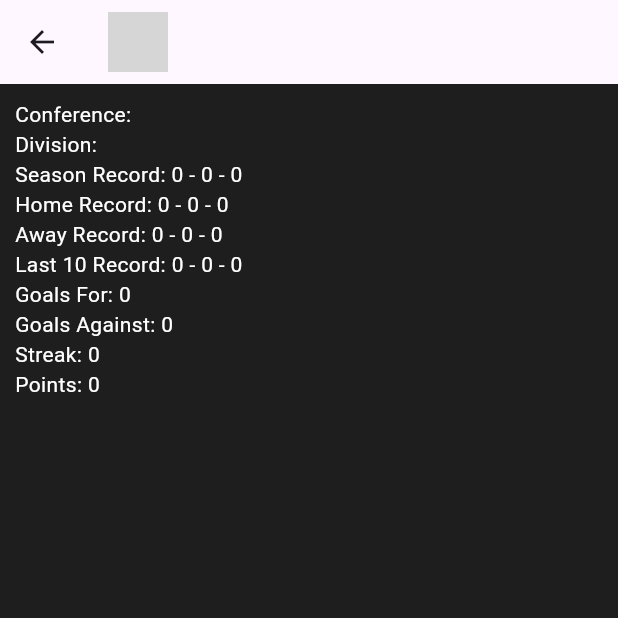
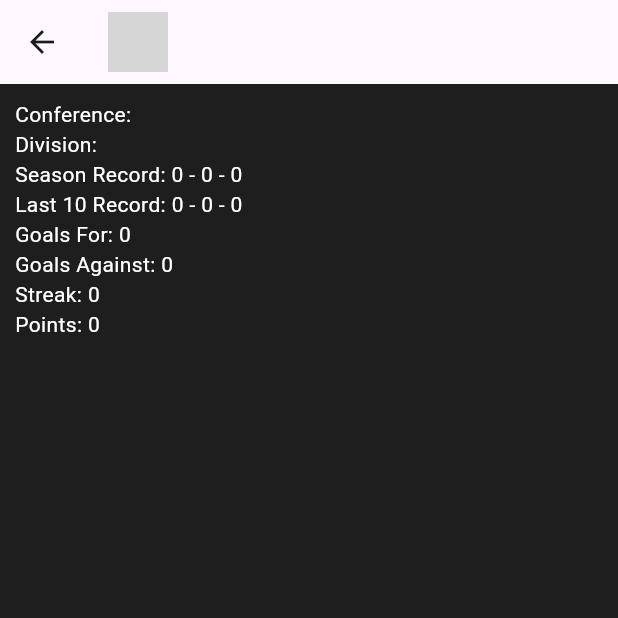
Before and after one commit to mardeyar/StatSense, a Flutter app: the TeamDetails screen opened directly with empty values, on a phone screen of 412 x 824 dp, the top half of it. Run offline on Flutter 3.47's test engine with Material 3 defaults, Android fonts, the phone set to English and light mode, and no system bars; network calls fail; statements that could not run were skipped; grey boxes are pictures that could not be loaded.

Commit message:
Removed some attributes

```diff
--- a/lib/UI/teamdetails.dart
+++ b/lib/UI/teamdetails.dart
@@ -33,8 +33,6 @@ class TeamDetails extends StatelessWidget {
             Text('Conference: ${team.conference}', style: TextStyle(color: Colors.white)),
             Text('Division: ${team.division}', style: TextStyle(color: Colors.white)),
             Text('Season Record: ${team.totalWins} - ${team.totalLosses} - ${team.totalOTL}', style: TextStyle(color: Colors.white)),
-            Text('Home Record: ${team.homeWins} - ${team.homeLosses} - ${team.homeOTL}', style: TextStyle(color: Colors.white)),
-            Text('Away Record: ${team.roadWins} - ${team.roadLosses} - ${team.roadOTL}', style: TextStyle(color: Colors.white)),
             Text('Last 10 Record: ${team.last10Wins} - ${team.last10Losses} - ${team.last10OTL}', style: TextStyle(color: Colors.white)),
             Text('Goals For: ${team.goalsFor}', style: TextStyle(color: Colors.white)),
             Text('Goals Against: ${team.goalsAgainst}', style: TextStyle(color: Colors.white)),
--- a/lib/model/team.dart
+++ b/lib/model/team.dart
@@ -7,12 +7,6 @@ class Team {
   int goalDiff;
   int goalsAgainst;
   int goalsFor;
-  int homeGoalDiff;
-  int homeGoalsAgainst;
-  int homeGoalsFor;
-  int homeLosses;
-  int homeWins;
-  int homeOTL;
   int last10GoalDiff;
   int last10GoalsFor;
   int last10GoalsAgainst;
@@ -23,12 +17,6 @@ class Team {
   int totalLosses;
   int totalWins;
   int totalOTL;
-  int roadGoalDiff;
-  int roadGoalsAgainst;
-  int roadGoalsFor;
-  int roadLosses;
-  int roadWins;
-  int roadOTL;
   String streakCode;
   int streakCount;
   List<String> gameDates = [];
@@ -36,7 +24,6 @@ class Team {
   double streamerScore;
   int totalGames;
   int offDays;
-
 
   /*
   * Don't want to be required to use each and every one of these parameters
@@ -52,12 +39,6 @@ class Team {
     this.goalDiff = 0,
     this.goalsAgainst = 0,
     this.goalsFor = 0,
-    this.homeGoalDiff = 0,
-    this.homeGoalsAgainst = 0,
-    this.homeGoalsFor = 0,
-    this.homeLosses = 0,
-    this.homeWins = 0,
-    this.homeOTL = 0,
     this.last10GoalDiff = 0,
     this.last10GoalsFor = 0,
     this.last10GoalsAgainst = 0,
@@ -68,12 +49,6 @@ class Team {
     this.totalLosses = 0,
     this.totalWins = 0,
     this.totalOTL = 0,
-    this.roadGoalDiff = 0,
-    this.roadGoalsAgainst = 0,
-    this.roadGoalsFor = 0,
-    this.roadLosses = 0,
-    this.roadWins = 0,
-    this.roadOTL = 0,
     this.streakCode = '',
     this.streakCount = 0,
     this.trendScore = 0.0,
@@ -98,12 +73,6 @@ class Team {
       'goalDiff': goalDiff,
       'goalsAgainst': goalsAgainst,
       'goalsFor': goalsFor,
-      'homeGoalDiff': homeGoalDiff,
-      'homeGoalsAgainst': homeGoalsAgainst,
-      'homeGoalsFor': homeGoalsFor,
-      'homeLosses': homeLosses,
-      'homeWins': homeWins,
-      'homeOTL': homeOTL,
       'last10GoalDiff': last10GoalDiff,
       'last10GoalsFor': last10GoalsFor,
       'last10GoalsAgainst': last10GoalsAgainst,
@@ -114,12 +83,6 @@ class Team {
       'totalLosses': totalLosses,
       'totalWins': totalWins,
       'totalOTL': totalOTL,
-      'roadGoalDiff': roadGoalDiff,
-      'roadGoalsAgainst': roadGoalsAgainst,
-      'roadGoalsFor': roadGoalsFor,
-      'roadLosses': roadLosses,
-      'roadWins': roadWins,
-      'roadOTL': roadOTL,
       'streakCode': streakCode,
       'streakCount': streakCount,
       'gameDates': gameDates,
@@ -140,12 +103,6 @@ class Team {
       goalDiff: json['goalDiff'],
       goalsAgainst: json['goalsAgainst'],
       goalsFor: json['goalsFor'],
-      homeGoalDiff: json['homeGoalDiff'],
-      homeGoalsAgainst: json['homeGoalsAgainst'],
-      homeGoalsFor: json['homeGoalsFor'],
-      homeLosses: json['homeLosses'],
-      homeWins: json['homeWins'],
-      homeOTL: json['homeOTL'],
       last10GoalDiff: json['last10GoalDiff'],
       last10GoalsFor: json['last10GoalsFor'],
       last10GoalsAgainst: json['last10GoalsAgainst'],
@@ -156,12 +113,6 @@ class Team {
       totalLosses: json['totalLosses'],
       totalWins: json['totalWins'],
       totalOTL: json['totalOTL'],
-      roadGoalDiff: json['roadGoalDiff'],
-      roadGoalsAgainst: json['roadGoalsAgainst'],
-      roadGoalsFor: json['roadGoalsFor'],
-      roadLosses: json['roadLosses'],
-      roadWins: json['roadWins'],
-      roadOTL: json['roadOTL'],
       streakCode: json['streakCode'],
       streakCount: json['streakCount'],
       gameDates: List<String>.from(json['gameDates']),
```
Also changed, not shown: lib/managers/function_manager.dart (+0 -12 lines).
